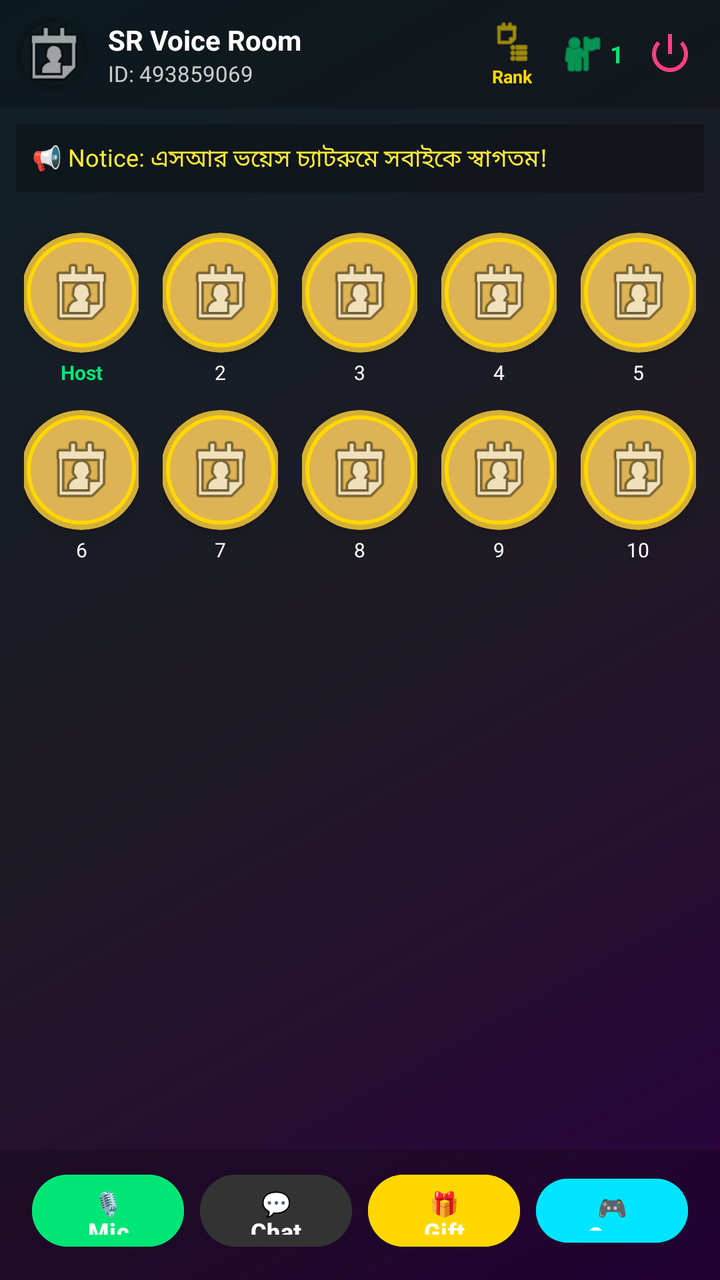
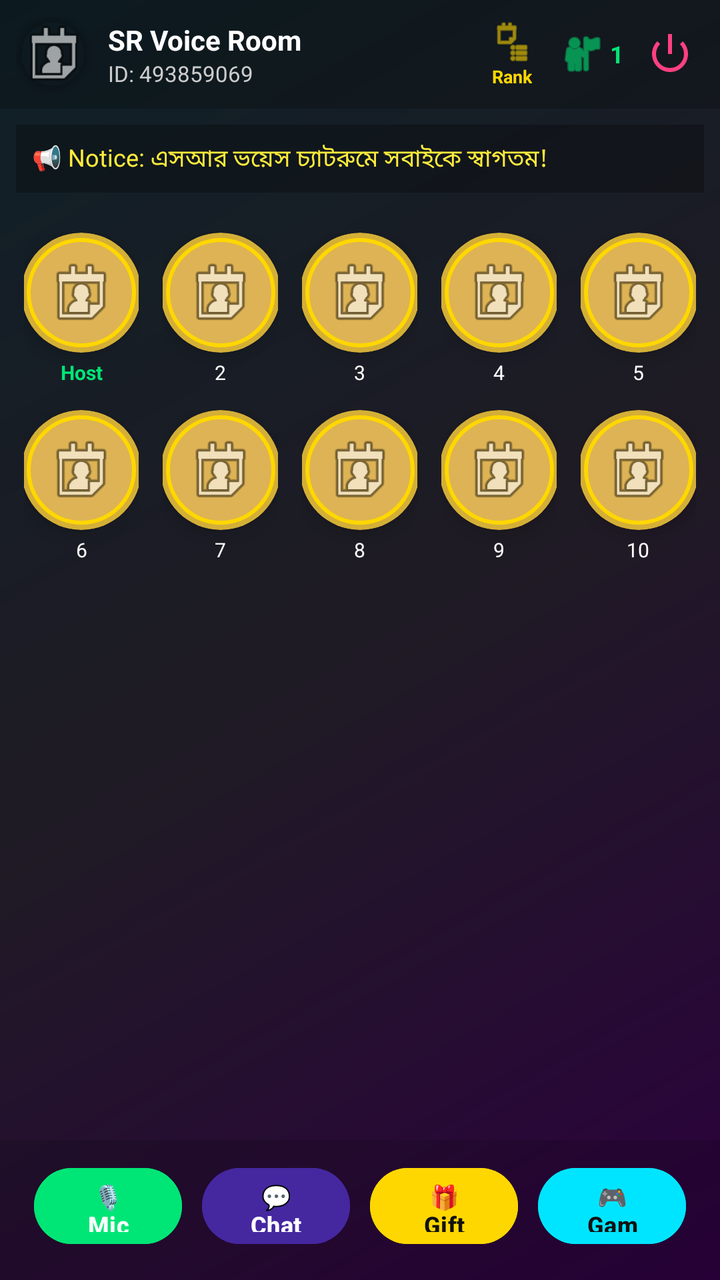

Screens rendered from an Android XML layout before and after an edit, with the pre-edit source and the edit as a unified diff.
<!-- AndroidManifest.xml: activity theme Theme.SRVoiceChat -->
<!-- res/layout/activity_voice_room.xml -->
<?xml version="1.0" encoding="utf-8"?>
<LinearLayout xmlns:android="http://schemas.android.com/apk/res/android"
    xmlns:app="http://schemas.android.com/apk/res-auto"
    android:layout_width="match_parent"
    android:layout_height="match_parent"
    android:orientation="vertical"
    android:fitsSystemWindows="true"
    android:background="@drawable/voice_room_bg">

    
    <LinearLayout
        android:layout_width="match_parent"
        android:layout_height="wrap_content"
        android:orientation="horizontal"
        android:padding="8dp"
        android:gravity="center_vertical"
        android:background="#33000000">

        
        <androidx.cardview.widget.CardView
            android:layout_width="38dp"
            android:layout_height="38dp"
            app:cardCornerRadius="19dp"
            app:cardElevation="2dp"
            android:layout_marginEnd="8dp"
            app:cardBackgroundColor="@android:color/transparent">
            <ImageView
                android:id="@+id/roomHeaderProfileImg"
                android:layout_width="match_parent"
                android:layout_height="match_parent"
                android:scaleType="centerCrop"
                android:src="@android:drawable/ic_menu_my_calendar"/>
        </androidx.cardview.widget.CardView>

        
        <LinearLayout
            android:layout_width="0dp"
            android:layout_height="wrap_content"
            android:layout_weight="1"
            android:orientation="vertical">

            <TextView
                android:id="@+id/roomTitleText"
                android:layout_width="wrap_content"
                android:layout_height="wrap_content"
                android:text="SR Voice Room"
                android:textColor="#FFFFFF"
                android:textSize="14sp"
                android:textStyle="bold"
                android:maxLines="1"
                android:ellipsize="end"/>

            <TextView
                android:id="@+id/roomInfoText"
                android:layout_width="wrap_content"
                android:layout_height="wrap_content"
                android:text="ID: 493859069"
                android:textColor="#CCCCCC"
                android:textSize="11sp"
                android:maxLines="1"
                android:ellipsize="end"/>
        </LinearLayout>

        
        <LinearLayout
            android:id="@+id/btnInRoomRanking"
            android:layout_width="wrap_content"
            android:layout_height="wrap_content"
            android:orientation="vertical"
            android:gravity="center"
            android:clickable="true"
            android:focusable="true"
            android:layout_marginEnd="10dp"
            android:background="?attr/selectableItemBackgroundBorderless"
            android:padding="2dp">

            <ImageView
                android:layout_width="22dp"
                android:layout_height="22dp"
                android:src="@android:drawable/ic_menu_agenda"
                android:tint="#FFD700"
                android:contentDescription="Cup Ranking"/>

            <TextView
                android:layout_width="wrap_content"
                android:layout_height="wrap_content"
                android:text="Rank"
                android:textColor="#FFD700"
                android:textSize="9sp"
                android:textStyle="bold"/>
        </LinearLayout>

        
        <LinearLayout
            android:layout_width="wrap_content"
            android:layout_height="wrap_content"
            android:orientation="horizontal"
            android:gravity="center_vertical"
            android:layout_marginEnd="6dp">

            <ImageView
                android:id="@+id/btnOnlineList"
                android:layout_width="24dp"
                android:layout_height="24dp"
                android:src="@android:drawable/ic_menu_myplaces"
                android:tint="#00E676"
                android:contentDescription="Online List"/>

            <TextView
                android:id="@+id/textOnlineCount"
                android:layout_width="wrap_content"
                android:layout_height="wrap_content"
                android:text="1"
                android:textColor="#00E676"
                android:textSize="12sp"
                android:textStyle="bold"
                android:layout_marginStart="2dp"/>
        </LinearLayout>

        
        <ImageButton
            android:id="@+id/btnPower"
            android:layout_width="34dp"
            android:layout_height="34dp"
            android:background="?attr/selectableItemBackgroundBorderless"
            android:src="@android:drawable/ic_lock_power_off"
            android:tint="#FF4081"
            android:contentDescription="Power Button" />
    </LinearLayout>

    
    <TextView
        android:id="@+id/roomNoticeBarText"
        android:layout_width="match_parent"
        android:layout_height="wrap_content"
        android:text="📢 Notice: এসআর ভয়েস চ্যাটরুমে সবাইকে স্বাগতম!"
        android:textColor="#FFEB3B"
        android:textSize="12sp"
        android:padding="8dp"
        android:background="#44000000"
        android:layout_margin="8dp"
        android:maxLines="1"
        android:ellipsize="end"/>

    
    <GridLayout
        android:layout_width="match_parent"
        android:layout_height="wrap_content"
        android:columnCount="5"
        android:padding="6dp"
        android:alignmentMode="alignMargins"
        android:columnOrderPreserved="false"
        android:gravity="center">

        
        <LinearLayout android:layout_width="0dp" android:layout_height="wrap_content" android:layout_columnWeight="1" android:orientation="vertical" android:gravity="center" android:layout_margin="6dp">
            <androidx.cardview.widget.CardView
                android:id="@+id/seatCard1"
                android:layout_width="60dp"
                android:layout_height="60dp"
                app:cardCornerRadius="30dp"
                app:cardElevation="6dp"
                app:cardBackgroundColor="#22000000"
                app:cardPreventCornerOverlap="false">
                <LinearLayout
                    android:layout_width="match_parent"
                    android:layout_height="match_parent"
                    android:background="@drawable/circle_gold"
                    android:padding="2.5dp">
                    <ImageView
                        android:id="@+id/seatImg1"
                        android:layout_width="match_parent"
                        android:layout_height="match_parent"
                        android:scaleType="centerCrop"
                        android:background="@drawable/bg_circle_pink"
                        android:src="@android:drawable/ic_menu_my_calendar"
                        android:padding="8dp"/>
                </LinearLayout>
            </androidx.cardview.widget.CardView>
            <TextView android:id="@+id/seatTxt1" android:layout_width="65dp" android:layout_height="wrap_content" android:text="Host" android:textColor="#00E676" android:textSize="10sp" android:textStyle="bold" android:gravity="center" android:layout_marginTop="3dp" android:maxLines="1" android:ellipsize="end"/>
        </LinearLayout>

        
        <LinearLayout android:layout_width="0dp" android:layout_height="wrap_content" android:layout_columnWeight="1" android:orientation="vertical" android:gravity="center" android:layout_margin="6dp">
            <androidx.cardview.widget.CardView
                android:id="@+id/seatCard2"
                android:layout_width="60dp"
                android:layout_height="60dp"
                app:cardCornerRadius="30dp"
                app:cardElevation="6dp"
                app:cardBackgroundColor="#22000000"
                app:cardPreventCornerOverlap="false">
                <LinearLayout
                    android:layout_width="match_parent"
                    android:layout_height="match_parent"
                    android:background="@drawable/circle_gold"
                    android:padding="2.5dp">
                    <ImageView
                        android:id="@+id/seatImg2"
                        android:layout_width="match_parent"
                        android:layout_height="match_parent"
                        android:scaleType="centerCrop"
                        android:background="@drawable/bg_circle_pink"
                        android:src="@android:drawable/ic_menu_my_calendar"
                        android:padding="8dp"/>
                </LinearLayout>
            </androidx.cardview.widget.CardView>
            <TextView android:id="@+id/seatTxt2" android:layout_width="65dp" android:layout_height="wrap_content" android:text="2" android:textColor="#FFFFFF" android:textSize="10sp" android:gravity="center" android:layout_marginTop="3dp" android:maxLines="1" android:ellipsize="end"/>
        </LinearLayout>

        
        <LinearLayout android:layout_width="0dp" android:layout_height="wrap_content" android:layout_columnWeight="1" android:orientation="vertical" android:gravity="center" android:layout_margin="6dp">
            <androidx.cardview.widget.CardView
                android:id="@+id/seatCard3"
                android:layout_width="60dp"
                android:layout_height="60dp"
                app:cardCornerRadius="30dp"
                app:cardElevation="6dp"
                app:cardBackgroundColor="#22000000">
                <LinearLayout
                    android:layout_width="match_parent"
                    android:layout_height="match_parent"
                    android:background="@drawable/circle_gold"
                    android:padding="2.5dp">
                    <ImageView
                        android:id="@+id/seatImg3"
                        android:layout_width="match_parent"
                        android:layout_height="match_parent"
                        android:scaleType="centerCrop"
                        android:background="@drawable/bg_circle_pink"
                        android:src="@android:drawable/ic_menu_my_calendar"
                        android:padding="8dp"/>
                </LinearLayout>
            </androidx.cardview.widget.CardView>
            <TextView android:id="@+id/seatTxt3" android:layout_width="65dp" android:layout_height="wrap_content" android:text="3" android:textColor="#FFFFFF" android:textSize="10sp" android:gravity="center" android:layout_marginTop="3dp" android:maxLines="1" android:ellipsize="end"/>
        </LinearLayout>

        
        <LinearLayout android:layout_width="0dp" android:layout_height="wrap_content" android:layout_columnWeight="1" android:orientation="vertical" android:gravity="center" android:layout_margin="6dp">
            <androidx.cardview.widget.CardView
                android:id="@+id/seatCard4"
                android:layout_width="60dp"
                android:layout_height="60dp"
                app:cardCornerRadius="30dp"
                app:cardElevation="6dp"
                app:cardBackgroundColor="#22000000">
                <LinearLayout
                    android:layout_width="match_parent"
                    android:layout_height="match_parent"
                    android:background="@drawable/circle_gold"
                    android:padding="2.5dp">
                    <ImageView
                        android:id="@+id/seatImg4"
                        android:layout_width="match_parent"
                        android:layout_height="match_parent"
                        android:scaleType="centerCrop"
                        android:background="@drawable/bg_circle_pink"
                        android:src="@android:drawable/ic_menu_my_calendar"
                        android:padding="8dp"/>
                </LinearLayout>
            </androidx.cardview.widget.CardView>
            <TextView android:id="@+id/seatTxt4" android:layout_width="65dp" android:layout_height="wrap_content" android:text="4" android:textColor="#FFFFFF" android:textSize="10sp" android:gravity="center" android:layout_marginTop="3dp" android:maxLines="1" android:ellipsize="end"/>
        </LinearLayout>

        
        <LinearLayout android:layout_width="0dp" android:layout_height="wrap_content" android:layout_columnWeight="1" android:orientation="vertical" android:gravity="center" android:layout_margin="6dp">
            <androidx.cardview.widget.CardView
                android:id="@+id/seatCard5"
                android:layout_width="60dp"
                android:layout_height="60dp"
                app:cardCornerRadius="30dp"
                app:cardElevation="6dp"
                app:cardBackgroundColor="#22000000">
                <LinearLayout
                    android:layout_width="match_parent"
                    android:layout_height="match_parent"
                    android:background="@drawable/circle_gold"
                    android:padding="2.5dp">
                    <ImageView
                        android:id="@+id/seatImg5"
                        android:layout_width="match_parent"
                        android:layout_height="match_parent"
                        android:scaleType="centerCrop"
                        android:background="@drawable/bg_circle_pink"
                        android:src="@android:drawable/ic_menu_my_calendar"
                        android:padding="8dp"/>
                </LinearLayout>
            </androidx.cardview.widget.CardView>
            <TextView android:id="@+id/seatTxt5" android:layout_width="65dp" android:layout_height="wrap_content" android:text="5" android:textColor="#FFFFFF" android:textSize="10sp" android:gravity="center" android:layout_marginTop="3dp" android:maxLines="1" android:ellipsize="end"/>
        </LinearLayout>

        
        <LinearLayout android:layout_width="0dp" android:layout_height="wrap_content" android:layout_columnWeight="1" android:orientation="vertical" android:gravity="center" android:layout_margin="6dp">
            <androidx.cardview.widget.CardView
                android:id="@+id/seatCard6"
                android:layout_width="60dp"
                android:layout_height="60dp"
                app:cardCornerRadius="30dp"
                app:cardElevation="6dp"
                app:cardBackgroundColor="#22000000">
                <LinearLayout
                    android:layout_width="match_parent"
                    android:layout_height="match_parent"
                    android:background="@drawable/circle_gold"
                    android:padding="2.5dp">
                    <ImageView
                        android:id="@+id/seatImg6"
                        android:layout_width="match_parent"
                        android:layout_height="match_parent"
                        android:scaleType="centerCrop"
                        android:background="@drawable/bg_circle_pink"
                        android:src="@android:drawable/ic_menu_my_calendar"
                        android:padding="8dp"/>
                </LinearLayout>
            </androidx.cardview.widget.CardView>
            <TextView android:id="@+id/seatTxt6" android:layout_width="65dp" android:layout_height="wrap_content" android:text="6" android:textColor="#FFFFFF" android:textSize="10sp" android:gravity="center" android:layout_marginTop="3dp" android:maxLines="1" android:ellipsize="end"/>
        </LinearLayout>

        
        <LinearLayout android:layout_width="0dp" android:layout_height="wrap_content" android:layout_columnWeight="1" android:orientation="vertical" android:gravity="center" android:layout_margin="6dp">
            <androidx.cardview.widget.CardView
                android:id="@+id/seatCard7"
                android:layout_width="60dp"
                android:layout_height="60dp"
                app:cardCornerRadius="30dp"
                app:cardElevation="6dp"
                app:cardBackgroundColor="#22000000">
                <LinearLayout
                    android:layout_width="match_parent"
                    android:layout_height="match_parent"
                    android:background="@drawable/circle_gold"
                    android:padding="2.5dp">
                    <ImageView
                        android:id="@+id/seatImg7"
                        android:layout_width="match_parent"
                        android:layout_height="match_parent"
                        android:scaleType="centerCrop"
                        android:background="@drawable/bg_circle_pink"
                        android:src="@android:drawable/ic_menu_my_calendar"
                        android:padding="8dp"/>
                </LinearLayout>
            </androidx.cardview.widget.CardView>
            <TextView android:id="@+id/seatTxt7" android:layout_width="65dp" android:layout_height="wrap_content" android:text="7" android:textColor="#FFFFFF" android:textSize="10sp" android:gravity="center" android:layout_marginTop="3dp" android:maxLines="1" android:ellipsize="end"/>
        </LinearLayout>

        
        <LinearLayout android:layout_width="0dp" android:layout_height="wrap_content" android:layout_columnWeight="1" android:orientation="vertical" android:gravity="center" android:layout_margin="6dp">
            <androidx.cardview.widget.CardView
                android:id="@+id/seatCard8"
                android:layout_width="60dp"
                android:layout_height="60dp"
                app:cardCornerRadius="30dp"
                app:cardElevation="6dp"
                app:cardBackgroundColor="#22000000">
                <LinearLayout
                    android:layout_width="match_parent"
                    android:layout_height="match_parent"
                    android:background="@drawable/circle_gold"
                    android:padding="2.5dp">
                    <ImageView
                        android:id="@+id/seatImg8"
                        android:layout_width="match_parent"
                        android:layout_height="match_parent"
                        android:scaleType="centerCrop"
                        android:background="@drawable/bg_circle_pink"
                        android:src="@android:drawable/ic_menu_my_calendar"
                        android:padding="8dp"/>
                </LinearLayout>
            </androidx.cardview.widget.CardView>
            <TextView android:id="@+id/seatTxt8" android:layout_width="65dp" android:layout_height="wrap_content" android:text="8" android:textColor="#FFFFFF" android:textSize="10sp" android:gravity="center" android:layout_marginTop="3dp" android:maxLines="1" android:ellipsize="end"/>
        </LinearLayout>

        
        <LinearLayout android:layout_width="0dp" android:layout_height="wrap_content" android:layout_columnWeight="1" android:orientation="vertical" android:gravity="center" android:layout_margin="6dp">
            <androidx.cardview.widget.CardView
                android:id="@+id/seatCard9"
                android:layout_width="60dp"
                android:layout_height="60dp"
                app:cardCornerRadius="30dp"
                app:cardElevation="6dp"
                app:cardBackgroundColor="#22000000">
                <LinearLayout
                    android:layout_width="match_parent"
                    android:layout_height="match_parent"
                    android:background="@drawable/circle_gold"
                    android:padding="2.5dp">
                    <ImageView
                        android:id="@+id/seatImg9"
                        android:layout_width="match_parent"
                        android:layout_height="match_parent"
                        android:scaleType="centerCrop"
                        android:background="@drawable/bg_circle_pink"
                        android:src="@android:drawable/ic_menu_my_calendar"
                        android:padding="8dp"/>
                </LinearLayout>
            </androidx.cardview.widget.CardView>
            <TextView android:id="@+id/seatTxt9" android:layout_width="65dp" android:layout_height="wrap_content" android:text="9" android:textColor="#FFFFFF" android:textSize="10sp" android:gravity="center" android:layout_marginTop="3dp" android:maxLines="1" android:ellipsize="end"/>
        </LinearLayout>

        
        <LinearLayout android:layout_width="0dp" android:layout_height="wrap_content" android:layout_columnWeight="1" android:orientation="vertical" android:gravity="center" android:layout_margin="6dp">
            <androidx.cardview.widget.CardView
                android:id="@+id/seatCard10"
                android:layout_width="60dp"
                android:layout_height="60dp"
                app:cardCornerRadius="30dp"
                app:cardElevation="6dp"
                app:cardBackgroundColor="#22000000">
                <LinearLayout
                    android:layout_width="match_parent"
                    android:layout_height="match_parent"
                    android:background="@drawable/circle_gold"
                    android:padding="2.5dp">
                    <ImageView
                        android:id="@+id/seatImg10"
                        android:layout_width="match_parent"
                        android:layout_height="match_parent"
                        android:scaleType="centerCrop"
                        android:background="@drawable/bg_circle_pink"
                        android:src="@android:drawable/ic_menu_my_calendar"
                        android:padding="8dp"/>
                </LinearLayout>
            </androidx.cardview.widget.CardView>
            <TextView android:id="@+id/seatTxt10" android:layout_width="65dp" android:layout_height="wrap_content" android:text="10" android:textColor="#FFFFFF" android:textSize="10sp" android:gravity="center" android:layout_marginTop="3dp" android:maxLines="1" android:ellipsize="end"/>
        </LinearLayout>

    </GridLayout>

    
    <ListView
        android:id="@+id/chatListView"
        android:layout_width="match_parent"
        android:layout_height="0dp"
        android:layout_weight="1"
        android:divider="@null"
        android:stackFromBottom="true"
        android:transcriptMode="normal"
        android:paddingHorizontal="8dp"
        android:paddingTop="8dp"/>

    
    <LinearLayout
        android:layout_width="match_parent"
        android:layout_height="65dp"
        android:orientation="horizontal"
        android:background="#33000000"
        android:gravity="center"
        android:paddingHorizontal="12dp"
        android:paddingTop="6dp"
        android:paddingBottom="10dp">

        <Button
            android:id="@+id/btnMicToggle"
            android:layout_width="0dp"
            android:layout_height="44dp"
            android:layout_weight="1"
            android:text="🎙️ Mic"
            android:textColor="#FFFFFF"
            android:textSize="12sp"
            android:backgroundTint="#00E676"
            android:layout_marginHorizontal="4dp"
            android:textStyle="bold"/>

        <Button
            android:id="@+id/btnChatOption"
            android:layout_width="0dp"
            android:layout_height="44dp"
            android:layout_weight="1"
            android:text="💬 Chat"
            android:textColor="#FFFFFF"
            android:textSize="12sp"
            android:backgroundTint="#333333"
            android:layout_marginHorizontal="4dp"
            android:textStyle="bold"/>

        <Button
            android:id="@+id/btnGiftBox"
            android:layout_width="0dp"
            android:layout_height="44dp"
            android:layout_weight="1"
            android:text="🎁 Gift"
            android:textColor="#FFFFFF"
            android:textSize="12sp"
            android:backgroundTint="#FFD700"
            android:layout_marginHorizontal="4dp"
            android:textStyle="bold"/>

        <Button
            android:id="@+id/btnGameBox"
            android:layout_width="0dp"
            android:layout_height="40dp"
            android:layout_weight="1"
            android:text="🎮 Game"
            android:textColor="#FFFFFF"
            android:textSize="12sp"
            android:backgroundTint="#00E5FF"
            android:layout_marginHorizontal="4dp"
            android:textStyle="bold"/>

    </LinearLayout>

</LinearLayout>
<!-- resources referenced by this layout -->
<resources>
  <!-- drawable bg_circle_pink (drawable) -->
  <?xml version="1.0" encoding="utf-8"?>
  <shape xmlns:android="http://schemas.android.com/apk/res/android"
      android:shape="oval">
      
      <solid android:color="#33FFC0CB" />
      
      
      <stroke 
          android:width="2dp" 
          android:color="#FFD700" />
  </shape>
  <!-- drawable circle_gold (drawable) -->
  <?xml version="1.0" encoding="utf-8"?>
  <shape xmlns:android="http://schemas.android.com/apk/res/android" android:shape="oval">
      <solid android:color="#D4AF37"/>
  </shape>
  <!-- drawable voice_room_bg (drawable) -->
  <?xml version="1.0" encoding="utf-8"?>
  <shape xmlns:android="http://schemas.android.com/apk/res/android">
      <gradient
          android:angle="135"
          android:startColor="#2C003E"
          android:centerColor="#1F1B24"
          android:endColor="#0F2027"
          android:type="linear" />
  </shape>
  <style name="Theme.SRVoiceChat" parent="Theme.Material3.DayNight.NoActionBar">
          <item name="colorPrimary">#FF4081</item>
          <item name="android:statusBarColor">#FF4081</item>
          <item name="android:windowLightStatusBar">true</item>
      </style>
</resources>

<!-- the commit's change to res/layout/activity_voice_room.xml (unified diff, before → after) -->
@@ -441,61 +441,69 @@
     
     <LinearLayout
         android:layout_width="match_parent"
-        android:layout_height="65dp"
+        android:layout_height="70dp"
         android:orientation="horizontal"
-        android:background="#33000000"
+        android:background="#22000000"
         android:gravity="center"
         android:paddingHorizontal="12dp"
-        android:paddingTop="6dp"
-        android:paddingBottom="10dp">
-
+        android:paddingTop="8dp"
+        android:paddingBottom="12dp">
+
+        
         <Button
             android:id="@+id/btnMicToggle"
             android:layout_width="0dp"
-            android:layout_height="44dp"
+            android:layout_height="46dp"
             android:layout_weight="1"
             android:text="🎙️ Mic"
             android:textColor="#FFFFFF"
             android:textSize="12sp"
             android:backgroundTint="#00E676"
-            android:layout_marginHorizontal="4dp"
-            android:textStyle="bold"/>
-
+            android:layout_marginHorizontal="5dp"
+            android:textStyle="bold"
+            android:elevation="4dp"/>
+
+        
         <Button
             android:id="@+id/btnChatOption"
             android:layout_width="0dp"
-            android:layout_height="44dp"
+            android:layout_height="46dp"
             android:layout_weight="1"
             android:text="💬 Chat"
             android:textColor="#FFFFFF"
             android:textSize="12sp"
-            android:backgroundTint="#333333"
-            android:layout_marginHorizontal="4dp"
-            android:textStyle="bold"/>
-
+            android:backgroundTint="#4527A0"
+            android:layout_marginHorizontal="5dp"
+            android:textStyle="bold"
+            android:elevation="4dp"/>
+
+        
         <Button
             android:id="@+id/btnGiftBox"
             android:layout_width="0dp"
-            android:layout_height="44dp"
+            android:layout_height="46dp"
             android:layout_weight="1"
             android:text="🎁 Gift"
-            android:textColor="#FFFFFF"
+            android:textColor="#111111"
             android:textSize="12sp"
             android:backgroundTint="#FFD700"
-            android:layout_marginHorizontal="4dp"
-            android:textStyle="bold"/>
-
+            android:layout_marginHorizontal="5dp"
+            android:textStyle="bold"
+            android:elevation="4dp"/>
+
+        
         <Button
             android:id="@+id/btnGameBox"
             android:layout_width="0dp"
-            android:layout_height="40dp"
+            android:layout_height="46dp"
             android:layout_weight="1"
             android:text="🎮 Game"
-            android:textColor="#FFFFFF"
+            android:textColor="#111111"
             android:textSize="12sp"
             android:backgroundTint="#00E5FF"
-            android:layout_marginHorizontal="4dp"
-            android:textStyle="bold"/>
+            android:layout_marginHorizontal="5dp"
+            android:textStyle="bold"
+            android:elevation="4dp"/>
 
     </LinearLayout>
 
